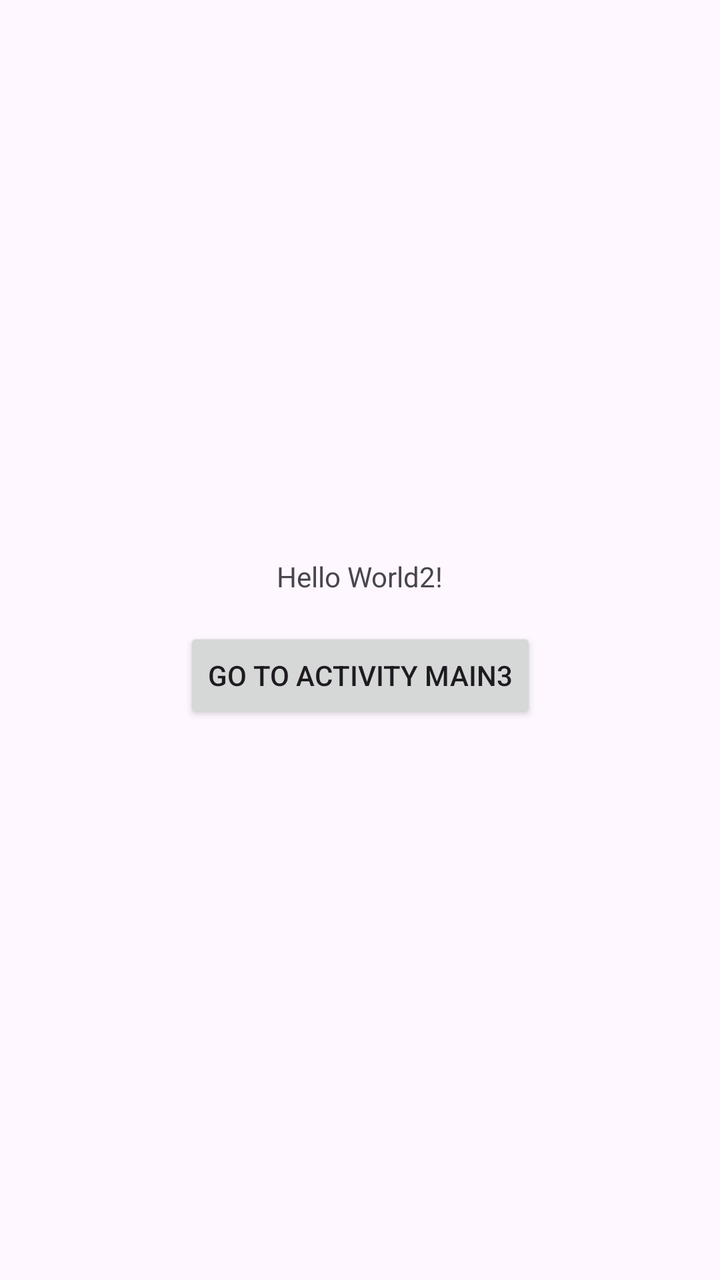
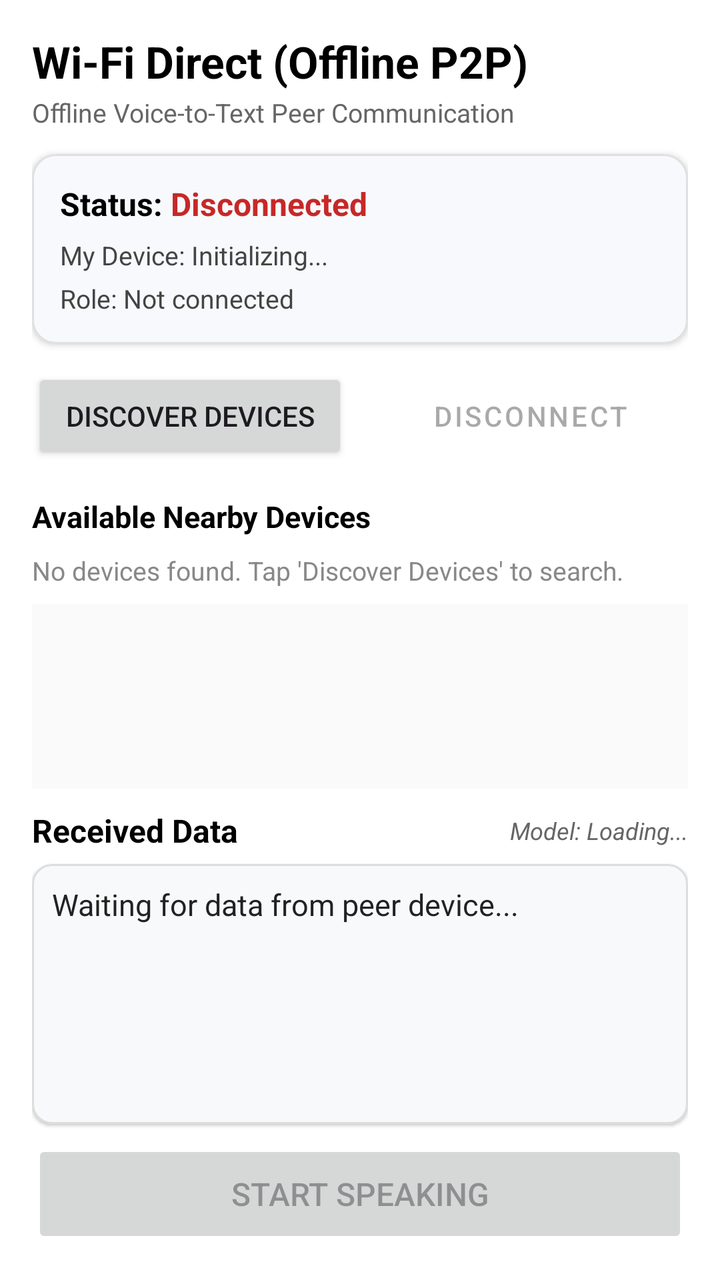

Compare the two renders of this Android layout. The source of the first and the diff that turns it into the second are given below.
<!-- AndroidManifest.xml: application theme Theme.ITantraSIH -->
<!-- res/layout/activity_main.xml -->
<?xml version="1.0" encoding="utf-8"?>
<androidx.constraintlayout.widget.ConstraintLayout xmlns:android="http://schemas.android.com/apk/res/android"
    xmlns:app="http://schemas.android.com/apk/res-auto"
    xmlns:tools="http://schemas.android.com/tools"
    android:id="@+id/main"
    android:layout_width="match_parent"
    android:layout_height="match_parent"
    tools:context=".MainActivity">

    <TextView
        android:id="@+id/textView"
        android:layout_width="wrap_content"
        android:layout_height="wrap_content"
        android:text="Hello World2!"
        app:layout_constraintBottom_toTopOf="@+id/btnGoToMain3"
        app:layout_constraintEnd_toEndOf="parent"
        app:layout_constraintStart_toStartOf="parent"
        app:layout_constraintTop_toTopOf="parent"
        app:layout_constraintVertical_chainStyle="packed" />

    <Button
        android:id="@+id/btnGoToMain3"
        android:layout_width="wrap_content"
        android:layout_height="wrap_content"
        android:layout_marginTop="16dp"
        android:text="Go to Activity Main3"
        app:layout_constraintBottom_toBottomOf="parent"
        app:layout_constraintEnd_toEndOf="parent"
        app:layout_constraintStart_toStartOf="parent"
        app:layout_constraintTop_toBottomOf="@id/textView" />

</androidx.constraintlayout.widget.ConstraintLayout>
<!-- resources referenced by this layout -->
<resources>
  <style name="Theme.ITantraSIH" parent="Base.Theme.ITantraSIH" />
  <style name="Base.Theme.ITantraSIH" parent="Theme.Material3.DayNight.NoActionBar">
          
          
      </style>
</resources>

<!-- the commit's change to res/layout/activity_main.xml (unified diff, before → after) -->
@@ -5,28 +5,258 @@
     android:id="@+id/main"
     android:layout_width="match_parent"
     android:layout_height="match_parent"
+    android:background="#FFFFFF"
     tools:context=".MainActivity">
 
-    <TextView
-        android:id="@+id/textView"
-        android:layout_width="wrap_content"
+    
+    <androidx.core.widget.NestedScrollView
+        android:id="@+id/scrollViewContent"
+        android:layout_width="0dp"
+        android:layout_height="0dp"
+        android:fillViewport="true"
+        app:layout_constraintTop_toTopOf="parent"
+        app:layout_constraintBottom_toTopOf="@id/bottomSection"
+        app:layout_constraintStart_toStartOf="parent"
+        app:layout_constraintEnd_toEndOf="parent">
+
+        <LinearLayout
+            android:layout_width="match_parent"
+            android:layout_height="wrap_content"
+            android:orientation="vertical"
+            android:padding="16dp">
+
+            
+            <TextView
+                android:id="@+id/tvTitle"
+                android:layout_width="wrap_content"
+                android:layout_height="wrap_content"
+                android:text="Wi-Fi Direct (Offline P2P)"
+                android:textSize="22sp"
+                android:textStyle="bold"
+                android:textColor="@color/black" />
+
+            <TextView
+                android:id="@+id/tvSubtitle"
+                android:layout_width="wrap_content"
+                android:layout_height="wrap_content"
+                android:layout_marginTop="2dp"
+                android:text="Offline Voice-to-Text Peer Communication"
+                android:textSize="13sp"
+                android:textColor="#666666" />
+
+            
+            <com.google.android.material.card.MaterialCardView
+                android:layout_width="match_parent"
+                android:layout_height="wrap_content"
+                android:layout_marginTop="12dp"
+                app:cardCornerRadius="12dp"
+                app:cardElevation="2dp"
+                app:cardBackgroundColor="@color/card_bg"
+                app:strokeWidth="1dp"
+                app:strokeColor="#E0E0E0">
+
+                <LinearLayout
+                    android:layout_width="match_parent"
+                    android:layout_height="wrap_content"
+                    android:orientation="vertical"
+                    android:padding="14dp">
+
+                    <LinearLayout
+                        android:layout_width="match_parent"
+                        android:layout_height="wrap_content"
+                        android:orientation="horizontal"
+                        android:gravity="center_vertical">
+
+                        <TextView
+                            android:layout_width="wrap_content"
+                            android:layout_height="wrap_content"
+                            android:text="Status: "
+                            android:textSize="16sp"
+                            android:textStyle="bold"
+                            android:textColor="@color/black" />
+
+                        <TextView
+                            android:id="@+id/tvConnectionStatus"
+                            android:layout_width="wrap_content"
+                            android:layout_height="wrap_content"
+                            android:text="Disconnected"
+                            android:textSize="16sp"
+                            android:textStyle="bold"
+                            android:textColor="@color/status_disconnected" />
+                    </LinearLayout>
+
+                    <TextView
+                        android:id="@+id/tvMyDeviceDetails"
+                        android:layout_width="wrap_content"
+                        android:layout_height="wrap_content"
+                        android:layout_marginTop="6dp"
+                        android:text="My Device: Initializing..."
+                        android:textSize="13sp"
+                        android:textColor="#444444" />
+
+                    <TextView
+                        android:id="@+id/tvRoleDetails"
+                        android:layout_width="wrap_content"
+                        android:layout_height="wrap_content"
+                        android:layout_marginTop="4dp"
+                        android:text="Role: Not connected"
+                        android:textSize="13sp"
+                        android:textColor="#444444" />
+
+                </LinearLayout>
+            </com.google.android.material.card.MaterialCardView>
+
+            
+            <LinearLayout
+                android:layout_width="match_parent"
+                android:layout_height="wrap_content"
+                android:layout_marginTop="12dp"
+                android:orientation="horizontal">
+
+                <Button
+                    android:id="@+id/btnDiscover"
+                    android:layout_width="0dp"
+                    android:layout_height="wrap_content"
+                    android:layout_weight="1"
+                    android:layout_marginEnd="6dp"
+                    android:text="Discover Devices" />
+
+                <Button
+                    android:id="@+id/btnDisconnect"
+                    android:layout_width="0dp"
+                    android:layout_height="wrap_content"
+                    android:layout_weight="1"
+                    android:layout_marginStart="6dp"
+                    android:enabled="false"
+                    android:text="Disconnect"
+                    style="@style/Widget.MaterialComponents.Button.OutlinedButton" />
+
+            </LinearLayout>
+
+            
+            <TextView
+                android:layout_width="wrap_content"
+                android:layout_height="wrap_content"
+                android:layout_marginTop="16dp"
+                android:text="Available Nearby Devices"
+                android:textSize="15sp"
+                android:textStyle="bold"
+                android:textColor="@color/black" />
+
+            <TextView
+                android:id="@+id/tvEmptyDevices"
+                android:layout_width="match_parent"
+                android:layout_height="wrap_content"
+                android:layout_marginTop="8dp"
+                android:text="No devices found. Tap 'Discover Devices' to search."
+                android:textSize="13sp"
+                android:textColor="#888888" />
+
+            <ListView
+                android:id="@+id/lvDevices"
+                android:layout_width="match_parent"
+                android:layout_height="120dp"
+                android:layout_marginTop="8dp"
+                android:background="#FAFAFA"
+                android:divider="#E0E0E0"
+                android:dividerHeight="1dp" />
+
+        </LinearLayout>
+    </androidx.core.widget.NestedScrollView>
+
+    
+    <LinearLayout
+        android:id="@+id/bottomSection"
+        android:layout_width="0dp"
         android:layout_height="wrap_content"
-        android:text="Hello World2!"
-        app:layout_constraintBottom_toTopOf="@+id/btnGoToMain3"
-        app:layout_constraintEnd_toEndOf="parent"
+        android:orientation="vertical"
+        android:paddingStart="16dp"
+        android:paddingEnd="16dp"
+        android:paddingTop="10dp"
+        android:paddingBottom="16dp"
+        android:background="#FFFFFF"
+        app:layout_constraintBottom_toBottomOf="parent"
         app:layout_constraintStart_toStartOf="parent"
-        app:layout_constraintTop_toTopOf="parent"
-        app:layout_constraintVertical_chainStyle="packed" />
-
-    <Button
-        android:id="@+id/btnGoToMain3"
-        android:layout_width="wrap_content"
-        android:layout_height="wrap_content"
-        android:layout_marginTop="16dp"
-        android:text="Go to Activity Main3"
-        app:layout_constraintBottom_toBottomOf="parent"
-        app:layout_constraintEnd_toEndOf="parent"
-        app:layout_constraintStart_toStartOf="parent"
-        app:layout_constraintTop_toBottomOf="@id/textView" />
+        app:layout_constraintEnd_toEndOf="parent">
+
+        
+        <LinearLayout
+            android:layout_width="match_parent"
+            android:layout_height="wrap_content"
+            android:orientation="horizontal"
+            android:gravity="center_vertical">
+
+            <TextView
+                android:id="@+id/tvReceivedDataTitle"
+                android:layout_width="0dp"
+                android:layout_height="wrap_content"
+                android:layout_weight="1"
+                android:text="Received Data"
+                android:textSize="16sp"
+                android:textStyle="bold"
+                android:textColor="@color/black" />
+
+            <TextView
+                android:id="@+id/tvModelStatus"
+                android:layout_width="wrap_content"
+                android:layout_height="wrap_content"
+                android:text="Model: Loading..."
+                android:textSize="12sp"
+                android:textStyle="italic"
+                android:textColor="#666666" />
+        </LinearLayout>
+
+        
+        <com.google.android.material.card.MaterialCardView
+            android:layout_width="match_parent"
+            android:layout_height="wrap_content"
+            android:layout_marginTop="6dp"
+            app:cardCornerRadius="10dp"
+            app:cardElevation="1dp"
+            app:cardBackgroundColor="#F8F9FA"
+            app:strokeWidth="1dp"
+            app:strokeColor="#DDDDDD">
+
+            <ScrollView
+                android:id="@+id/scrollReceivedData"
+                android:layout_width="match_parent"
+                android:layout_height="130dp"
+                android:fillViewport="true"
+                android:padding="10dp">
+
+                <TextView
+                    android:id="@+id/tvReceivedData"
+                    android:layout_width="match_parent"
+                    android:layout_height="wrap_content"
+                    android:text="Waiting for data from peer device...\n"
+                    android:textSize="15sp"
+                    android:lineSpacingExtra="3dp"
+                    android:textColor="#222222" />
+            </ScrollView>
+        </com.google.android.material.card.MaterialCardView>
+
+        
+        <TextView
+            android:id="@+id/tvSpeakingStatus"
+            android:layout_width="match_parent"
+            android:layout_height="wrap_content"
+            android:layout_marginTop="6dp"
+            android:text=""
+            android:textSize="13sp"
+            android:textStyle="italic"
+            android:textColor="#1976D2"
+            android:visibility="gone" />
+
+        
+        <Button
+            android:id="@+id/btnToggleSpeaking"
+            android:layout_width="match_parent"
+            android:layout_height="54dp"
+            android:layout_marginTop="8dp"
+            android:enabled="false"
+            android:text="Start speaking"
+            android:textSize="16sp" />
+
+    </LinearLayout>
 
 </androidx.constraintlayout.widget.ConstraintLayout>
<!-- resource entries referenced after the edit -->
@@ -1,5 +1,8 @@
 <!-- resources referenced by this layout -->
 <resources>
+  <color name="black">#FF000000</color>
+  <color name="card_bg">#F7F9FC</color>
+  <color name="status_disconnected">#C62828</color>
   <style name="Theme.ITantraSIH" parent="Base.Theme.ITantraSIH" />
   <style name="Base.Theme.ITantraSIH" parent="Theme.Material3.DayNight.NoActionBar">
           
